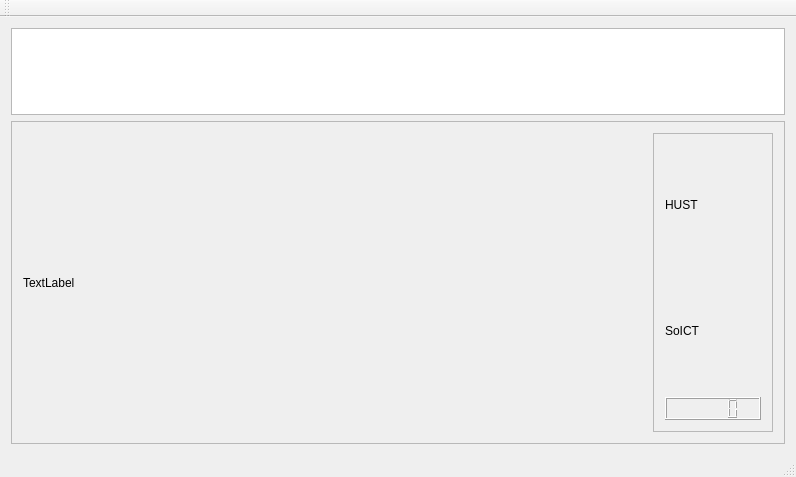
Above: mainwindow.ui from luongli/facedetection before the change. Below: the same form after it.
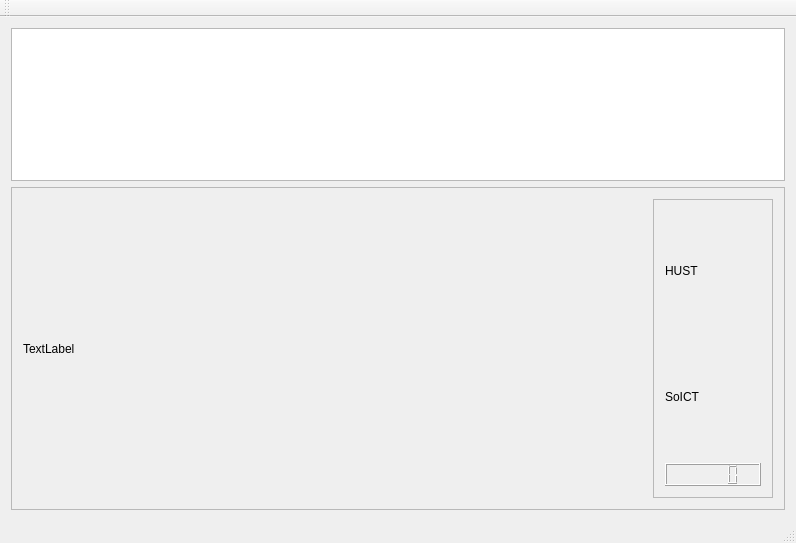
That is the form after the change. Custom widgets are drawn as their Qt base class.

Commit message: Add: QGraphicsScene for display images and folder of images

```diff
--- a/mainwindow.ui
+++ b/mainwindow.ui
@@ -7,7 +7,7 @@
     <x>0</x>
     <y>0</y>
     <width>796</width>
-    <height>477</height>
+    <height>543</height>
    </rect>
   </property>
   <property name="windowTitle">
@@ -20,18 +20,15 @@
    </property>
    <layout class="QVBoxLayout" name="verticalLayout">
     <item>
-     <widget class="QListView" name="listView">
+     <widget class="QGraphicsView" name="ImageView">
       <property name="sizePolicy">
-       <sizepolicy hsizetype="Expanding" vsizetype="Maximum">
+       <sizepolicy hsizetype="Preferred" vsizetype="Preferred">
         <horstretch>0</horstretch>
         <verstretch>0</verstretch>
        </sizepolicy>
       </property>
-      <property name="maximumSize">
-       <size>
-        <width>16777215</width>
-        <height>120</height>
-       </size>
+      <property name="alignment">
+       <set>Qt::AlignLeading|Qt::AlignLeft|Qt::AlignVCenter</set>
       </property>
      </widget>
     </item>
@@ -167,11 +164,6 @@
    <extends>QLabel</extends>
    <header location="global">my_qlabel.h</header>
   </customwidget>
-  <customwidget>
-   <class>my_LCD</class>
-   <extends>QLCDNumber</extends>
-   <header location="global">my_lcd.h</header>
-  </customwidget>
  </customwidgets>
  <resources/>
  <connections/>
```
Left out of the diff: 4 changed lines with no effect on the pictures. The commit also changes 15 other files.
